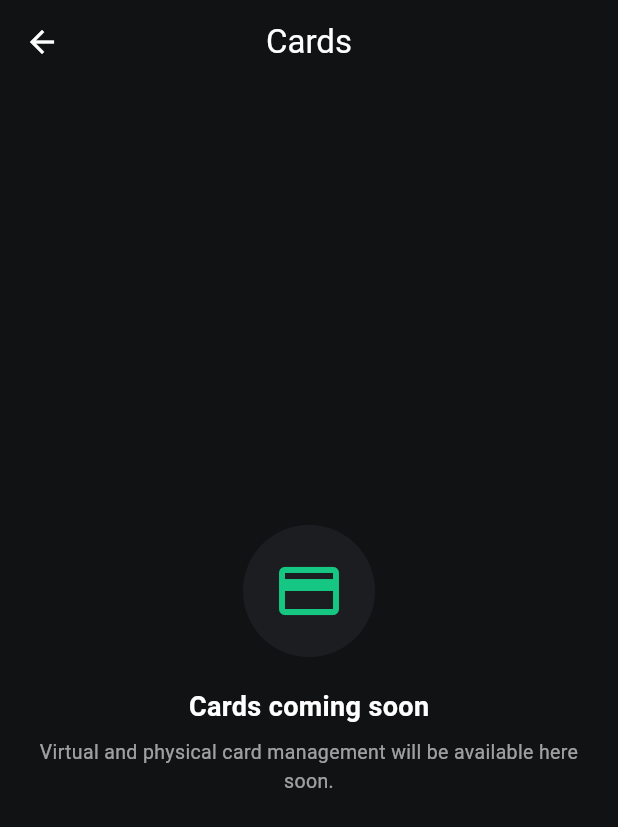
After one commit to mnawasi/mamash_app, a Flutter app: the CardsPage screen opened directly, on a phone screen of 412 x 824 dp. The commit adds this screen. Shown: the top 827 px of the screen. Run offline on Flutter 3.47's test engine with Material 3 defaults, Android fonts, the phone set to English and light mode, and no system bars; our stand-ins replace camera, cloud_firestore, firebase_auth, firebase_core, qr_flutter, share_plus and 1 more; missing offline and left inert: mobile_scanner; accounts and stored records are empty.

Commit message:
Add Cards page placeholder and wire to bottom nav

```diff
--- /dev/null
+++ b/lib/cards/cards_page.dart
@@ -0,0 +1,63 @@
+import 'package:flutter/material.dart';
+
+/// Placeholder Cards page.
+///
+/// TODO: Replace this with the real Cards feature (virtual/physical card
+/// list, card details, freeze/unfreeze, etc.) once that's built.
+class CardsPage extends StatelessWidget {
+  const CardsPage({super.key});
+
+  static const Color _bgColor = Color(0xFF111214);
+  static const Color _cardColor = Color(0xFF1C1D20);
+  static const Color _accent = Color(0xFF16C784);
+
+  @override
+  Widget build(BuildContext context) {
+    return Scaffold(
+      backgroundColor: _bgColor,
+      appBar: AppBar(
+        backgroundColor: _bgColor,
+        elevation: 0,
+        title: const Text("Cards", style: TextStyle(color: Colors.white)),
+        iconTheme: const IconThemeData(color: Colors.white),
+      ),
+      body: Center(
+        child: Padding(
+          padding: const EdgeInsets.all(24),
+          child: Column(
+            mainAxisAlignment: MainAxisAlignment.center,
+            children: [
+              Container(
+                padding: const EdgeInsets.all(20),
+                decoration: const BoxDecoration(
+                  color: _cardColor,
+                  shape: BoxShape.circle,
+                ),
+                child: const Icon(
+                  Icons.credit_card_outlined,
+                  size: 48,
+                  color: _accent,
+                ),
+              ),
+              const SizedBox(height: 20),
+              const Text(
+                "Cards coming soon",
+                style: TextStyle(
+                  color: Colors.white,
+                  fontSize: 18,
+                  fontWeight: FontWeight.w600,
+                ),
+              ),
+              const SizedBox(height: 8),
+              Text(
+                "Virtual and physical card management will be available here soon.",
+                textAlign: TextAlign.center,
+                style: TextStyle(color: Colors.white.withValues(alpha: 0.6), fontSize: 13),
+              ),
+            ],
+          ),
+        ),
+      ),
+    );
+  }
+}
--- a/lib/dashboard_page.dart
+++ b/lib/dashboard_page.dart
@@ -14,6 +14,7 @@ import 'transaction_history_page.dart';
 import 'notification_page.dart';
 import 'profile_page.dart';
 import 'wallet_page.dart';
+import 'cards/cards_page.dart';
 
 class DashboardPage extends StatefulWidget {
   const DashboardPage({super.key});
@@ -23,11 +24,6 @@ class DashboardPage extends StatefulWidget {
 }
 
 class _DashboardPageState extends State<DashboardPage> {
-  // TODO: Replace with the actual wallet balance from your state
-  // management / backend (e.g. a Provider, Bloc, or Riverpod source), so
-  // this stays in sync with AirtimePage, BuyDataPage, BettingPage,
-  // BillPaymentPage, and WalletPage instead of each showing its own
-  // independent ₦0.00.
   static const double _walletBalance = 0.00;
 
   bool _balanceHidden = false;
@@ -45,7 +41,6 @@ class _DashboardPageState extends State<DashboardPage> {
   Widget build(BuildContext context) {
     return Scaffold(
       backgroundColor: _bgColor,
-
       appBar: AppBar(
         backgroundColor: _bgColor,
         elevation: 0,
@@ -72,13 +67,11 @@ class _DashboardPageState extends State<DashboardPage> {
           const SizedBox(width: 4),
         ],
       ),
-
       body: SingleChildScrollView(
         padding: const EdgeInsets.fromLTRB(15, 0, 15, 20),
         child: Column(
           crossAxisAlignment: CrossAxisAlignment.start,
           children: [
-
             Container(
               width: double.infinity,
               padding: const EdgeInsets.all(20),
@@ -129,9 +122,7 @@ class _DashboardPageState extends State<DashboardPage> {
                       ),
                     ],
                   ),
-
                   const SizedBox(height: 10),
-
                   Text(
                     _balanceHidden
                         ? "₦ ****"
@@ -142,9 +133,7 @@ class _DashboardPageState extends State<DashboardPage> {
                       color: Colors.white,
                     ),
                   ),
-
                   const SizedBox(height: 18),
-
                   Row(
                     mainAxisAlignment: MainAxisAlignment.spaceBetween,
                     children: [
@@ -162,7 +151,6 @@ class _DashboardPageState extends State<DashboardPage> {
                         Icons.arrow_downward,
                         "Withdraw",
                         () {
-                          // TODO: Point this to a real WithdrawPage once built.
                           ScaffoldMessenger.of(context).showSnackBar(
                             const SnackBar(content: Text("Withdraw coming soon...")),
                           );
@@ -173,9 +161,7 @@ class _DashboardPageState extends State<DashboardPage> {
                 ],
               ),
             ),
-
             const SizedBox(height: 12),
-
             GestureDetector(
               onTap: () => _goTo(const AddMoneyPage()),
               child: Container(
@@ -200,9 +186,7 @@ class _DashboardPageState extends State<DashboardPage> {
                 ),
               ),
             ),
-
             const SizedBox(height: 25),
-
             const Text(
               "Quick services",
               style: TextStyle(
@@ -211,9 +195,7 @@ class _DashboardPageState extends State<DashboardPage> {
                 color: Colors.white,
               ),
             ),
-
             const SizedBox(height: 15),
-
             GridView.count(
               crossAxisCount: 4,
               shrinkWrap: true,
@@ -234,7 +216,6 @@ class _DashboardPageState extends State<DashboardPage> {
           ],
         ),
       ),
-
       bottomNavigationBar: BottomNavigationBar(
         currentIndex: _selectedNavIndex,
         onTap: (index) {
@@ -242,12 +223,11 @@ class _DashboardPageState extends State<DashboardPage> {
             _selectedNavIndex = index;
           });
 
-          if (index == 4) {
+          if (index == 3) {
+            _goTo(const CardsPage());
+          } else if (index == 4) {
             _goTo(const ProfilePage());
           }
-
-          // TODO: Wire Rewards / Finance / Cards tabs to real pages once
-          // they exist. For now only Home and Me (Profile) do anything.
         },
         backgroundColor: _bgColor,
         selectedItemColor: _accent,
```
